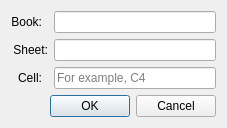
HappySeaFox/tht, file excellinkingdetails.ui: the form before one commit.
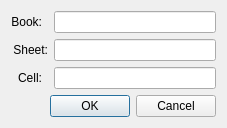
The form after the commit.

Commit message: Translations and new text in cell selection

Patch:
```diff
--- a/excellinkingdetails.ui
+++ b/excellinkingdetails.ui
@@ -58,11 +58,7 @@
     </widget>
    </item>
    <item row="2" column="2">
-    <widget class="QLineEdit" name="lineCell">
-     <property name="placeholderText">
-      <string extracomment="C4 - address of the cell in Excel">For example, C4</string>
-     </property>
-    </widget>
+    <widget class="QLineEdit" name="lineCell"/>
    </item>
    <item row="3" column="2">
     <spacer name="verticalSpacer">
```
Left out of the diff: 2 changed lines with no effect on the pictures. The commit also changes 7 other files.
